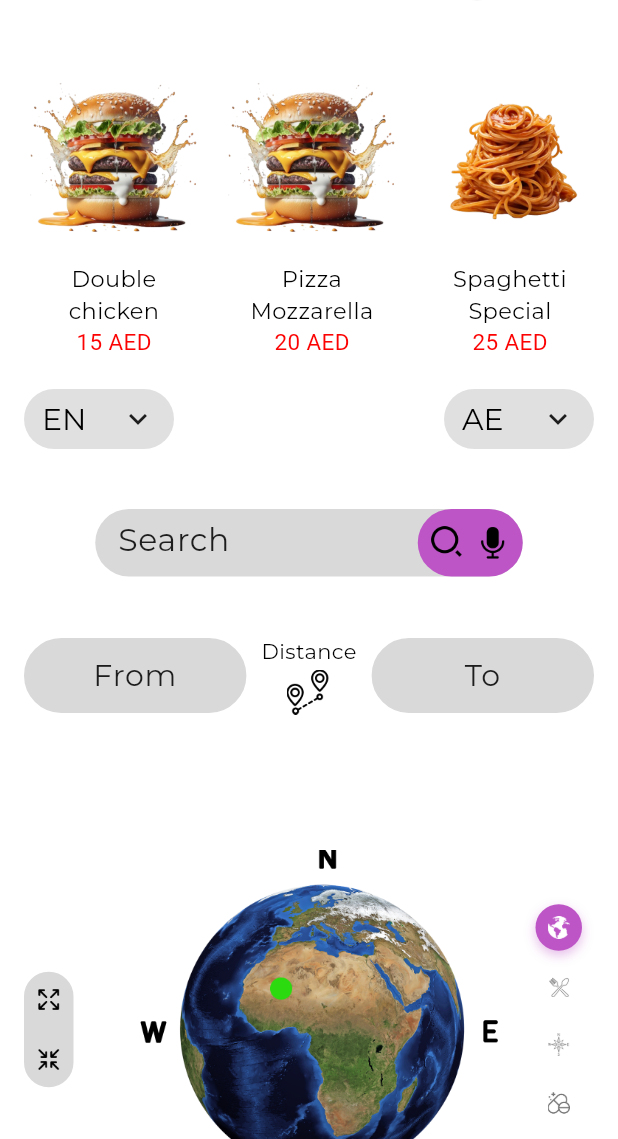
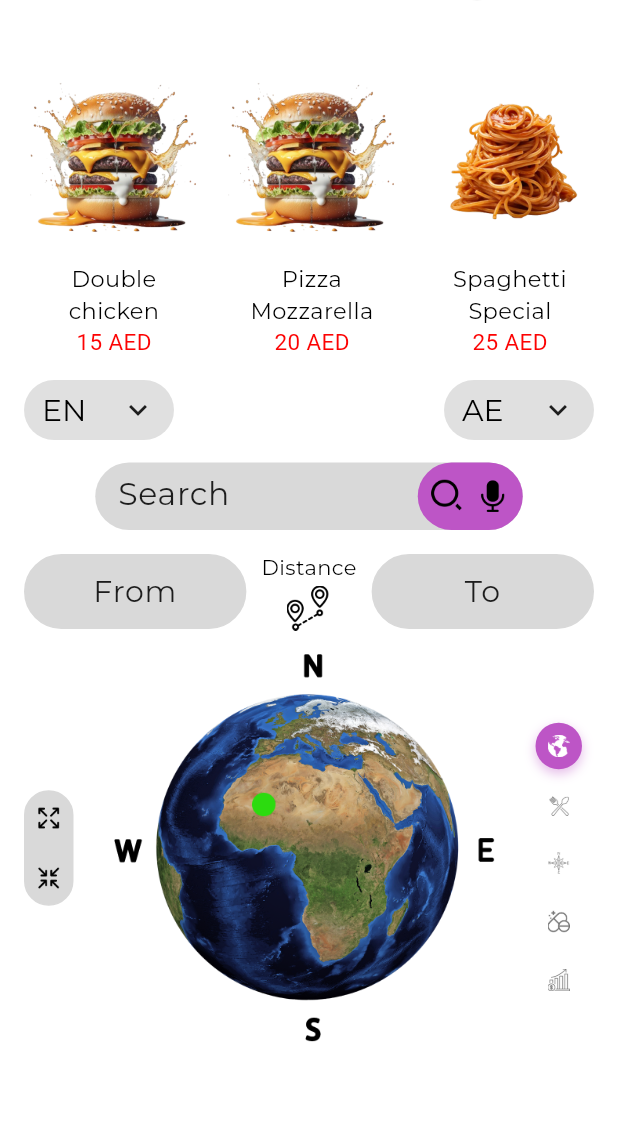
Before and after one commit to suman066/atahope, a Flutter app: the AtahopeScreen1 screen opened directly, on a phone screen of 412 x 824 dp, the part 97-1236 px from its top. Run offline on Flutter 3.47's test engine with Material 3 defaults, Android fonts, the phone set to English and light mode, and no system bars; our stand-ins replace flutter_easyloading, flutter_svg, google_fonts; missing offline and left inert: dart:html; project files that could hold a hidden picture were left out.

Commit message:
design modification

```diff
--- a/lib/view_screen/dinne_ing/atahope_screen/atahope_screen1.dart
+++ b/lib/view_screen/dinne_ing/atahope_screen/atahope_screen1.dart
@@ -167,7 +167,7 @@ class _AtahopeScreen1State extends State<AtahopeScreen1> {
                 ),
               ),
 
-              const SizedBox(height: 16),
+              const SizedBox(height: 10),
 
               // ===== LANGUAGE & CURRENCY DROPDOWNS =====
               // ===== LANGUAGE & CURRENCY DROPDOWNS =====
@@ -248,7 +248,7 @@ class _AtahopeScreen1State extends State<AtahopeScreen1> {
 
 
 
-              const SizedBox(height: 40),
+              const SizedBox(height: 15),
 
               // ===== SEARCH BAR =====
               Container(
@@ -318,7 +318,7 @@ class _AtahopeScreen1State extends State<AtahopeScreen1> {
                 ),
               ),
 
-              const SizedBox(height: 40),
+              const SizedBox(height: 15),
 
               // ===== FROM - TO TEXTFIELDS + DISTANCE =====
               Row(
@@ -396,7 +396,7 @@ class _AtahopeScreen1State extends State<AtahopeScreen1> {
 
               // ===== GLOBE SECTION (TABS FIXED ON RIGHT) =====
               Row(
-                mainAxisAlignment: MainAxisAlignment.center,
+                mainAxisAlignment: MainAxisAlignment.start,
                 crossAxisAlignment: CrossAxisAlignment.center,
                 children: [
                   Column(
@@ -434,12 +434,12 @@ class _AtahopeScreen1State extends State<AtahopeScreen1> {
                   // Left: Animated globe section
                   Expanded(
                     child: SizedBox(
-                      height: 400,
+                      height: 270,
                       child: Center(
                         child: Row(
                           mainAxisAlignment: MainAxisAlignment.center,
                           children: [
-                            const SizedBox(width: 20),
+                            //const SizedBox(width: 20),
                             AnimatedSwitcher(
                               duration: const Duration(milliseconds: 500),
                               transitionBuilder: (child, anim) => FadeTransition(
@@ -451,8 +451,8 @@ class _AtahopeScreen1State extends State<AtahopeScreen1> {
                                 borderRadius: BorderRadius.circular(100),
                                 child: Image.asset(
                                   globeImages[selectedTab],
-                                  height: 240,
-                                  width: 240,
+                                  height: 260,
+                                  width: 255,
                                   fit: BoxFit.cover,
                                 ),
 
--- a/lib/view_screen/dinne_ing/atahope_screen/atahope_screen2.dart
+++ b/lib/view_screen/dinne_ing/atahope_screen/atahope_screen2.dart
@@ -173,7 +173,7 @@ class _AtahopeScreen2State extends State<AtahopeScreen2> {
                 ),
               ),
 
-              const SizedBox(height: 40),
+              const SizedBox(height: 20),
 
               // ===== FROM - TO TEXTFIELDS + DISTANCE =====
               Padding(
@@ -262,7 +262,7 @@ class _AtahopeScreen2State extends State<AtahopeScreen2> {
                 ),
               ),
 
-              const SizedBox(height: 60),
+              const SizedBox(height: 40),
               SizedBox(
                 height: 320,
                 child: Row(
@@ -502,7 +502,7 @@ class _AtahopeScreen2State extends State<AtahopeScreen2> {
                   title,
                     style: GoogleFonts.secularOne(
                       textStyle: TextStyle(color: AppColors.textBlack,fontStyle: FontStyle.normal,fontSize: 20,
-                        fontWeight: FontWeight.w600,),
+                        fontWeight: FontWeight.w800,),
                     )
                 ),
               ),
--- a/lib/view_screen/dinne_ing/atahope_screen/s4.dart
+++ b/lib/view_screen/dinne_ing/atahope_screen/s4.dart
@@ -153,7 +153,7 @@ class _s4State extends State<s4> {
                 padding: const EdgeInsets.only(left: 12, top: 12, bottom: 12),
                 child: FoodListWidget(items: meatItems),
               ),
-              const SizedBox(height: 5),
+              //const SizedBox(height: 5),
               Padding(
                 padding: const EdgeInsets.symmetric(horizontal: 12, vertical: 12),
                 child: _buildSectionTitle('Meatless',"assets/images/a5.png"),
@@ -162,7 +162,7 @@ class _s4State extends State<s4> {
                 padding: const EdgeInsets.only(left: 12, top: 12, bottom: 12),
                 child: FoodListWidget(items: meatlessItems),
               ),
-              const SizedBox(height: 30),
+             // const SizedBox(height: 30),
             ],
           ),
         ),
@@ -175,7 +175,7 @@ class _s4State extends State<s4> {
       child: Wrap(
         spacing: 10, // space between items horizontally
         runSpacing: 10, // space between lines
-        alignment: WrapAlignment.center, // center all buttons
+        alignment: WrapAlignment.start, // center all buttons
         children: List.generate(categories.length, (index) {
           final item = categories[index];
           final isSelected = selectedCategory == index;
--- a/lib/view_screen/dinne_ing/atahope_screen/s5.dart
+++ b/lib/view_screen/dinne_ing/atahope_screen/s5.dart
@@ -302,7 +302,7 @@ class _s5State extends State<s5> {
               ),
 
 
-              const SizedBox(height: 30),
+              const SizedBox(height: 10),
 
               // Extra Sauce Section
               _buildSectionHeader("Extra Sauce", count: 1),
@@ -338,7 +338,7 @@ class _s5State extends State<s5> {
               ],
               height: 110, width: 53, gap:30),
 
-              const SizedBox(height: 25),
+              //const SizedBox(height: 10),
 
               // Desserts
               _buildHorizontalList([
@@ -351,7 +351,7 @@ class _s5State extends State<s5> {
                 {'image': 'assets/images/bb12.png', 'text': ''},
                 {'image': 'assets/images/bb13.png', 'text': ''},
               ], height: 103, width: 75,gap: 12.0),
-              const SizedBox(height: 50),
+              const SizedBox(height: 20),
             ],
           ),
         ),
```
Also changed, not shown: lib/view_screen/dinne_ing/atahope_screen/atahope_screen3.dart (+6 -6 lines).
